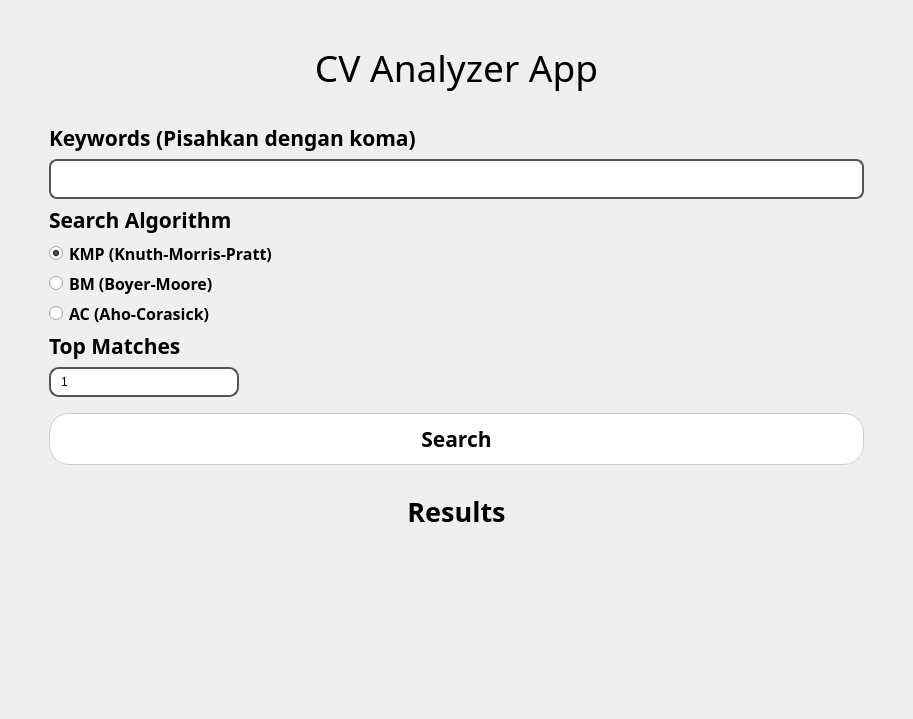
First picture: the form in src/ui/main_menu.ui, repository RealNath/Tubes3_hr, before the edit.
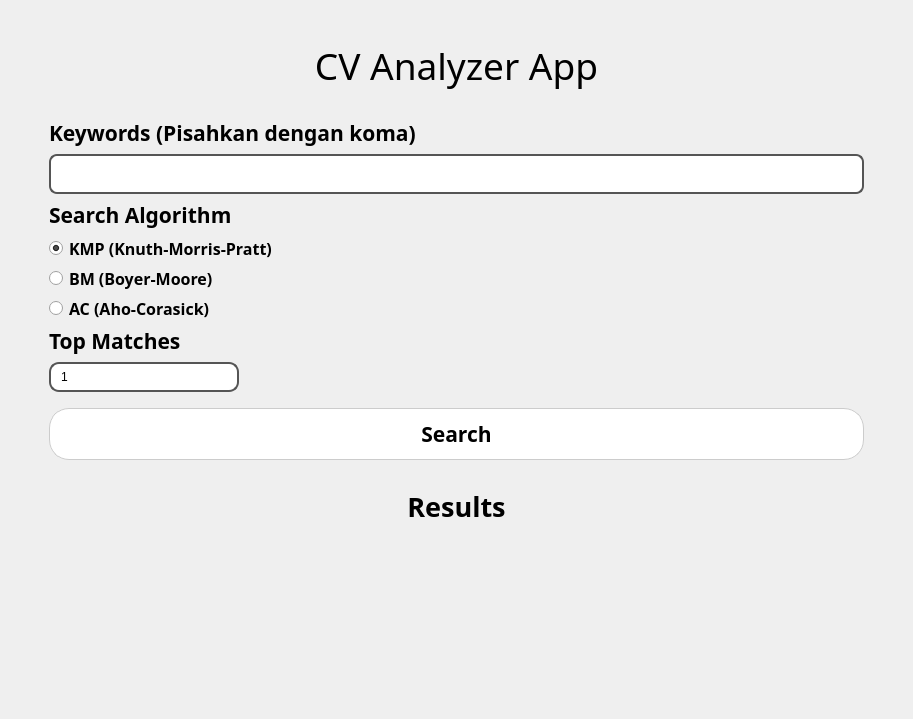
Second picture: the form after the edit.

Commit message: fix : search data fixed

```diff
--- a/src/ui/main_menu.ui
+++ b/src/ui/main_menu.ui
@@ -421,7 +421,7 @@
           <property name="minimumSize">
            <size>
             <width>0</width>
-            <height>60</height>
+            <height>70</height>
            </size>
           </property>
           <property name="maximumSize">
```
The commit also changes 1 other file.
